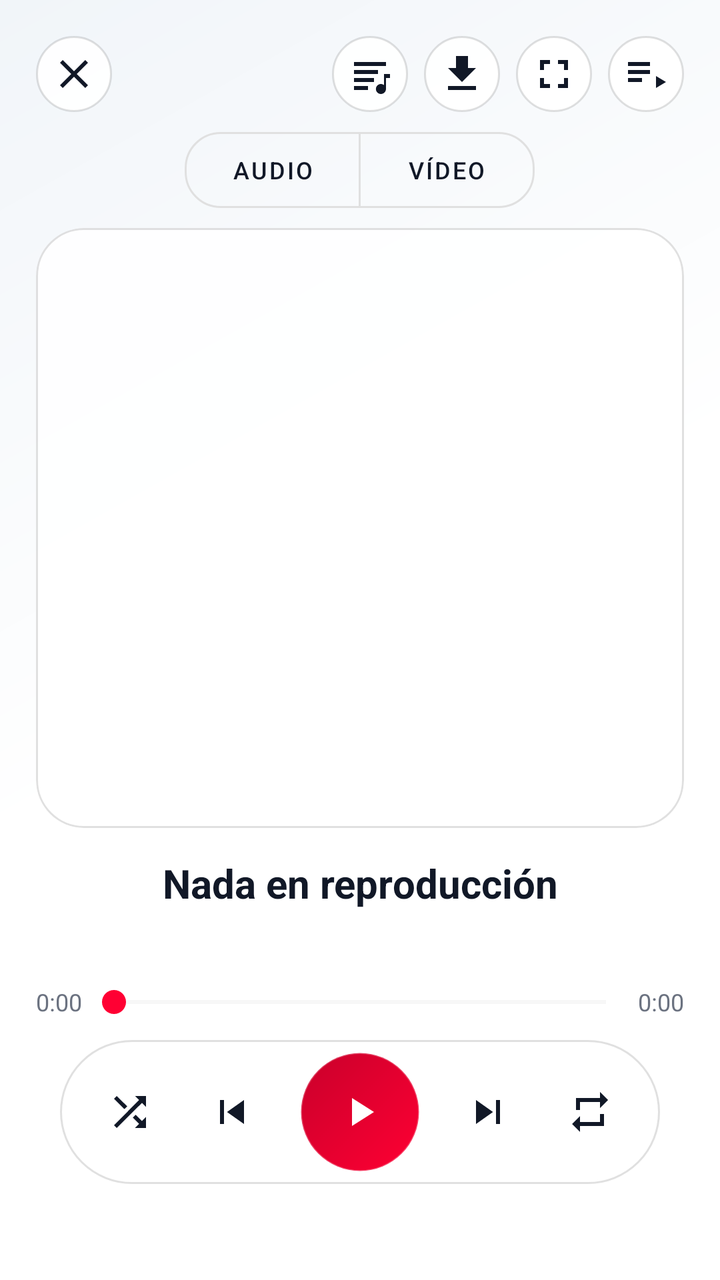
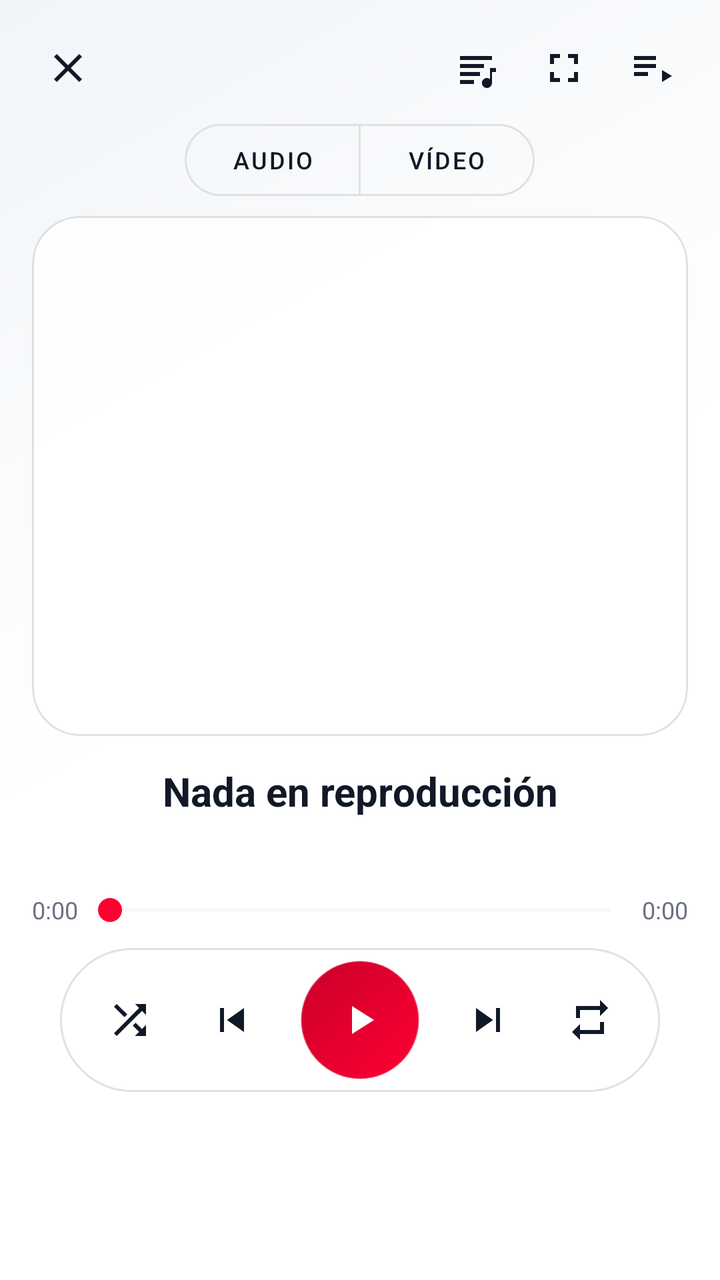

Screens rendered from an Android XML layout before and after an edit, with the pre-edit source and the edit as a unified diff.
<!-- AndroidManifest.xml: application theme Theme.SeldiaMusic -->
<!-- res/layout/fragment_player.xml -->
<?xml version="1.0" encoding="utf-8"?>
<androidx.constraintlayout.widget.ConstraintLayout xmlns:android="http://schemas.android.com/apk/res/android"
    xmlns:app="http://schemas.android.com/apk/res-auto"
    android:layout_width="match_parent"
    android:layout_height="match_parent"
    android:background="@drawable/bg_player_gradient">

    <androidx.core.widget.NestedScrollView
        android:id="@+id/scroll_view"
        android:layout_width="match_parent"
        android:layout_height="match_parent"
        android:fillViewport="true"
        android:scrollbars="none"
        app:layout_constraintTop_toTopOf="parent"
        app:layout_constraintBottom_toBottomOf="parent"
        app:layout_constraintStart_toStartOf="parent"
        app:layout_constraintEnd_toEndOf="parent">

        <LinearLayout
            android:id="@+id/player_content"
            android:layout_width="match_parent"
            android:layout_height="wrap_content"
            android:gravity="center_horizontal"
            android:orientation="vertical"
            android:padding="18dp">

            <LinearLayout
                android:id="@+id/header_row"
                android:layout_width="match_parent"
                android:layout_height="wrap_content"
                android:gravity="center_vertical"
                android:orientation="horizontal">

                <ImageButton
                    android:id="@+id/btn_close"
                    android:layout_width="38dp"
                    android:layout_height="38dp"
                    android:background="@drawable/bg_glass_pill"
                    android:contentDescription="@null"
                    android:padding="8dp"
                    android:src="@drawable/ic_close"
                    android:tint="@color/text_primary" />

                <Space
                    android:layout_width="0dp"
                    android:layout_height="1dp"
                    android:layout_weight="1" />

                <ImageButton
                    android:id="@+id/btn_lyrics"
                    android:layout_width="38dp"
                    android:layout_height="38dp"
                    android:layout_marginEnd="8dp"
                    android:background="@drawable/bg_glass_pill"
                    android:contentDescription="@string/lyrics_button"
                    android:padding="8dp"
                    android:src="@drawable/ic_lyrics"
                    android:tint="@color/text_primary" />

                <ProgressBar
                    android:id="@+id/progress_download"
                    android:layout_width="22dp"
                    android:layout_height="22dp"
                    android:layout_marginEnd="8dp"
                    android:indeterminateTint="?attr/accentPrimary"
                    android:visibility="gone" />

                <ImageButton
                    android:id="@+id/btn_download"
                    android:layout_width="38dp"
                    android:layout_height="38dp"
                    android:layout_marginEnd="8dp"
                    android:background="@drawable/bg_glass_pill"
                    android:contentDescription="@string/download_track"
                    android:padding="8dp"
                    android:src="@drawable/ic_download"
                    android:tint="@color/text_primary" />

                <ImageButton
                    android:id="@+id/btn_fullscreen"
                    android:layout_width="38dp"
                    android:layout_height="38dp"
                    android:layout_marginEnd="8dp"
                    android:background="@drawable/bg_glass_pill"
                    android:contentDescription="@string/fullscreen"
                    android:padding="8dp"
                    android:src="@drawable/ic_fullscreen"
                    android:tint="@color/text_primary" />

                <ImageButton
                    android:id="@+id/btn_queue"
                    android:layout_width="38dp"
                    android:layout_height="38dp"
                    android:background="@drawable/bg_glass_pill"
                    android:contentDescription="@null"
                    android:padding="8dp"
                    android:src="@drawable/ic_queue"
                    android:tint="@color/text_primary" />
            </LinearLayout>

            <com.google.android.material.button.MaterialButtonToggleGroup
                android:id="@+id/mode_toggle"
                android:layout_width="wrap_content"
                android:layout_height="wrap_content"
                android:layout_marginTop="10dp"
                app:selectionRequired="true"
                app:singleSelection="true">

                <com.google.android.material.button.MaterialButton
                    android:id="@+id/btn_mode_audio"
                    style="?attr/materialButtonOutlinedStyle"
                    android:layout_width="wrap_content"
                    android:layout_height="38dp"
                    android:insetTop="0dp"
                    android:insetBottom="0dp"
                    android:text="@string/mode_audio"
                    android:textColor="@color/text_primary"
                    android:textSize="12sp"
                    app:cornerRadius="18dp"
                    app:strokeColor="@color/glass_stroke" />

                <com.google.android.material.button.MaterialButton
                    android:id="@+id/btn_mode_video"
                    style="?attr/materialButtonOutlinedStyle"
                    android:layout_width="wrap_content"
                    android:layout_height="38dp"
                    android:insetTop="0dp"
                    android:insetBottom="0dp"
                    android:text="@string/mode_video"
                    android:textColor="@color/text_primary"
                    android:textSize="12sp"
                    app:cornerRadius="18dp"
                    app:strokeColor="@color/glass_stroke" />
            </com.google.android.material.button.MaterialButtonToggleGroup>

            
            <com.google.android.material.card.MaterialCardView
                android:id="@+id/artwork_card"
                android:layout_width="match_parent"
                android:layout_height="300dp"
                android:layout_marginTop="10dp"
                app:cardBackgroundColor="@color/glass_card"
                app:cardCornerRadius="24dp"
                app:cardElevation="0dp"
                app:strokeColor="@color/glass_stroke"
                app:strokeWidth="1dp">

                <ImageView
                    android:id="@+id/iv_artwork"
                    android:layout_width="match_parent"
                    android:layout_height="match_parent"
                    android:adjustViewBounds="true"
                    android:contentDescription="@null"
                    android:scaleType="centerCrop" />
            </com.google.android.material.card.MaterialCardView>

            <FrameLayout
                android:id="@+id/video_container"
                android:layout_width="match_parent"
                android:layout_height="300dp"
                android:layout_marginTop="10dp"
                android:background="@android:color/black"
                android:visibility="gone">

                <androidx.media3.ui.PlayerView
                    android:id="@+id/video_view"
                    android:layout_width="match_parent"
                    android:layout_height="match_parent"
                    app:resize_mode="fit"
                    app:show_timeout="3000"
                    app:use_controller="true" />

                <ImageButton
                    android:id="@+id/btn_fullscreen_exit"
                    android:layout_width="46dp"
                    android:layout_height="46dp"
                    android:layout_gravity="top|end"
                    android:layout_margin="12dp"
                    android:background="@drawable/bg_glass_pill"
                    android:contentDescription="@string/fullscreen_exit"
                    android:elevation="8dp"
                    android:padding="10dp"
                    android:src="@drawable/ic_fullscreen_exit"
                    android:tint="@color/text_primary"
                    android:visibility="gone" />
            </FrameLayout>

            <LinearLayout
                android:id="@+id/info_block"
                android:layout_width="match_parent"
                android:layout_height="wrap_content"
                android:orientation="vertical">

                <TextView
                    android:id="@+id/tv_title"
                    android:layout_width="match_parent"
                    android:layout_height="wrap_content"
                    android:layout_marginTop="14dp"
                    android:ellipsize="end"
                    android:gravity="center"
                    android:maxLines="2"
                    android:text="@string/nothing_playing"
                    android:textColor="@color/text_primary"
                    android:textSize="20sp"
                    android:textStyle="bold" />

                <TextView
                    android:id="@+id/tv_artist"
                    android:layout_width="match_parent"
                    android:layout_height="wrap_content"
                    android:layout_marginTop="4dp"
                    android:ellipsize="end"
                    android:gravity="center"
                    android:maxLines="1"
                    android:textColor="@color/text_secondary"
                    android:textSize="14sp" />
            </LinearLayout>

            <LinearLayout
                android:id="@+id/seek_row"
                android:layout_width="match_parent"
                android:layout_height="wrap_content"
                android:layout_marginTop="14dp"
                android:gravity="center_vertical"
                android:orientation="horizontal">

                <TextView
                    android:id="@+id/tv_position"
                    android:layout_width="wrap_content"
                    android:layout_height="wrap_content"
                    android:text="0:00"
                    android:textColor="@color/text_secondary"
                    android:textSize="12sp" />

                <SeekBar
                    android:id="@+id/seek_bar"
                    android:layout_width="0dp"
                    android:layout_height="wrap_content"
                    android:layout_weight="1"
                    android:progressBackgroundTint="@color/glass_stroke"
                    android:progressTint="?attr/accentPrimary"
                    android:thumbTint="?attr/accentPrimary" />

                <TextView
                    android:id="@+id/tv_duration"
                    android:layout_width="wrap_content"
                    android:layout_height="wrap_content"
                    android:text="0:00"
                    android:textColor="@color/text_secondary"
                    android:textSize="12sp" />
            </LinearLayout>

            <LinearLayout
                android:id="@+id/controls_row"
                android:layout_width="wrap_content"
                android:layout_height="wrap_content"
                android:layout_marginTop="10dp"
                android:background="@drawable/bg_glass_pill"
                android:gravity="center_vertical"
                android:orientation="horizontal"
                android:paddingStart="14dp"
                android:paddingEnd="14dp"
                android:paddingTop="6dp"
                android:paddingBottom="6dp">

                <ImageButton
                    android:id="@+id/btn_shuffle"
                    android:layout_width="42dp"
                    android:layout_height="42dp"
                    android:background="?attr/selectableItemBackgroundBorderless"
                    android:contentDescription="@null"
                    android:src="@drawable/ic_shuffle"
                    android:tint="@color/text_primary" />

                <ImageButton
                    android:id="@+id/btn_prev"
                    android:layout_width="48dp"
                    android:layout_height="48dp"
                    android:layout_marginStart="6dp"
                    android:background="?attr/selectableItemBackgroundBorderless"
                    android:contentDescription="@null"
                    android:src="@drawable/ic_prev"
                    android:tint="@color/text_primary" />

                <ImageButton
                    android:id="@+id/btn_play_pause"
                    android:layout_width="60dp"
                    android:layout_height="60dp"
                    android:layout_marginStart="10dp"
                    android:layout_marginEnd="10dp"
                    android:background="@drawable/bg_play_button"
                    android:contentDescription="@null"
                    android:padding="14dp"
                    android:src="@drawable/ic_play"
                    android:tint="@android:color/white" />

                <ImageButton
                    android:id="@+id/btn_next"
                    android:layout_width="48dp"
                    android:layout_height="48dp"
                    android:background="?attr/selectableItemBackgroundBorderless"
                    android:contentDescription="@null"
                    android:src="@drawable/ic_next"
                    android:tint="@color/text_primary" />

                <ImageButton
                    android:id="@+id/btn_repeat"
                    android:layout_width="42dp"
                    android:layout_height="42dp"
                    android:layout_marginStart="6dp"
                    android:background="?attr/selectableItemBackgroundBorderless"
                    android:contentDescription="@null"
                    android:src="@drawable/ic_repeat"
                    android:tint="@color/text_primary" />
            </LinearLayout>

            <Space
                android:layout_width="match_parent"
                android:layout_height="24dp" />
        </LinearLayout>
    </androidx.core.widget.NestedScrollView>
</androidx.constraintlayout.widget.ConstraintLayout>
<!-- resources referenced by this layout -->
<resources>
  <color name="glass_card">#E6FFFFFF</color>
  <color name="glass_stroke">#1F000000</color>
  <color name="text_primary">#111827</color>
  <color name="text_secondary">#6B7280</color>
  <!-- drawable ic_download (drawable) -->
  <?xml version="1.0" encoding="utf-8"?>
  <vector xmlns:android="http://schemas.android.com/apk/res/android"
      android:width="24dp"
      android:height="24dp"
      android:viewportWidth="24"
      android:viewportHeight="24">
      <path
          android:fillColor="@android:color/white"
          android:pathData="M19,9h-4V3H9v6H5l7,7 7,-7zM5,18v2h14v-2H5z" />
  </vector>
  <!-- drawable ic_play (drawable) -->
  <vector xmlns:android="http://schemas.android.com/apk/res/android"
      android:width="24dp" android:height="24dp"
      android:viewportWidth="24" android:viewportHeight="24">
      <path android:fillColor="#FFFFFFFF" android:pathData="M8,5v14l11,-7z" />
  </vector>
  <string name="download_track">Descargar</string>
  <string name="fullscreen">Pantalla completa</string>
  <string name="fullscreen_exit">Salir de pantalla completa</string>
  <string name="lyrics_button">Letra</string>
  <string name="mode_audio">Audio</string>
  <string name="mode_video">Vídeo</string>
  <string name="nothing_playing">Nada en reproducción</string>
  <color name="glass_surface_high">#F2FFFFFF</color>
  <color name="surface_high">#F1F5F9</color>
  <color name="background">#FFFFFF</color>
  <color name="primary">#FF0033</color>
  <color name="on_primary">#FFFFFF</color>
  <color name="accent_secondary">#FF4D6D</color>
  <color name="surface">#FFFFFF</color>
  <color name="accent_red">#FF0033</color>
  <color name="accent_red_soft">#33FF0033</color>
  <color name="accent_red_secondary">#FF4D6D</color>
  <color name="accent_red_dark">#C9002B</color>
  <color name="sidebar_bg">#F8FAFC</color>
  <style name="ThemeOverlay.SeldiaMusic.Dialog" parent="ThemeOverlay.MaterialComponents.MaterialAlertDialog">
          <item name="colorSurface">@color/surface_high</item>
          <item name="colorOnSurface">@color/text_primary</item>
          <item name="colorPrimary">?attr/accentPrimary</item>
      </style>
  <style name="Widget.SeldiaMusic.BottomSheet" parent="Widget.MaterialComponents.BottomSheet.Modal">
          <item name="backgroundTint">@android:color/transparent</item>
      </style>
  <!-- unchanged entries left out for length: 14 -->
</resources>

<!-- the commit's change to res/layout/fragment_player.xml (unified diff, before → after) -->
@@ -22,7 +22,7 @@
             android:layout_height="wrap_content"
             android:gravity="center_horizontal"
             android:orientation="vertical"
-            android:padding="18dp">
+            android:padding="16dp">
 
             <LinearLayout
                 android:id="@+id/header_row"
@@ -33,13 +33,15 @@
 
                 <ImageButton
                     android:id="@+id/btn_close"
-                    android:layout_width="38dp"
-                    android:layout_height="38dp"
-                    android:background="@drawable/bg_glass_pill"
+                    android:layout_width="36dp"
+                    android:layout_height="36dp"
+                    android:background="@drawable/bg_tv_focus_pill"
                     android:contentDescription="@null"
                     android:padding="8dp"
                     android:src="@drawable/ic_close"
-                    android:tint="@color/text_primary" />
+                    android:tint="@color/text_primary"
+                    android:focusable="true"
+                    android:focusableInTouchMode="false" />
 
                 <Space
                     android:layout_width="0dp"
@@ -48,54 +50,43 @@
 
                 <ImageButton
                     android:id="@+id/btn_lyrics"
-                    android:layout_width="38dp"
-                    android:layout_height="38dp"
+                    android:layout_width="36dp"
+                    android:layout_height="36dp"
                     android:layout_marginEnd="8dp"
-                    android:background="@drawable/bg_glass_pill"
+                    android:background="@drawable/bg_tv_focus_pill"
                     android:contentDescription="@string/lyrics_button"
                     android:padding="8dp"
                     android:src="@drawable/ic_lyrics"
-                    android:tint="@color/text_primary" />
-
-                <ProgressBar
-                    android:id="@+id/progress_download"
-                    android:layout_width="22dp"
-                    android:layout_height="22dp"
+                    android:tint="@color/text_primary"
+                    android:focusable="true"
+                    android:focusableInTouchMode="false" />
+
+
+
+                <ImageButton
+                    android:id="@+id/btn_fullscreen"
+                    android:layout_width="36dp"
+                    android:layout_height="36dp"
                     android:layout_marginEnd="8dp"
-                    android:indeterminateTint="?attr/accentPrimary"
-                    android:visibility="gone" />
-
-                <ImageButton
-                    android:id="@+id/btn_download"
-                    android:layout_width="38dp"
-                    android:layout_height="38dp"
-                    android:layout_marginEnd="8dp"
-                    android:background="@drawable/bg_glass_pill"
-                    android:contentDescription="@string/download_track"
-                    android:padding="8dp"
-                    android:src="@drawable/ic_download"
-                    android:tint="@color/text_primary" />
-
-                <ImageButton
-                    android:id="@+id/btn_fullscreen"
-                    android:layout_width="38dp"
-                    android:layout_height="38dp"
-                    android:layout_marginEnd="8dp"
-                    android:background="@drawable/bg_glass_pill"
+                    android:background="@drawable/bg_tv_focus_pill"
                     android:contentDescription="@string/fullscreen"
                     android:padding="8dp"
                     android:src="@drawable/ic_fullscreen"
-                    android:tint="@color/text_primary" />
+                    android:tint="@color/text_primary"
+                    android:focusable="true"
+                    android:focusableInTouchMode="false" />
 
                 <ImageButton
                     android:id="@+id/btn_queue"
-                    android:layout_width="38dp"
-                    android:layout_height="38dp"
-                    android:background="@drawable/bg_glass_pill"
+                    android:layout_width="36dp"
+                    android:layout_height="36dp"
+                    android:background="@drawable/bg_tv_focus_pill"
                     android:contentDescription="@null"
                     android:padding="8dp"
                     android:src="@drawable/ic_queue"
-                    android:tint="@color/text_primary" />
+                    android:tint="@color/text_primary"
+                    android:focusable="true"
+                    android:focusableInTouchMode="false" />
             </LinearLayout>
 
             <com.google.android.material.button.MaterialButtonToggleGroup
@@ -110,7 +101,7 @@
                     android:id="@+id/btn_mode_audio"
                     style="?attr/materialButtonOutlinedStyle"
                     android:layout_width="wrap_content"
-                    android:layout_height="38dp"
+                    android:layout_height="36dp"
                     android:insetTop="0dp"
                     android:insetBottom="0dp"
                     android:text="@string/mode_audio"
@@ -123,7 +114,7 @@
                     android:id="@+id/btn_mode_video"
                     style="?attr/materialButtonOutlinedStyle"
                     android:layout_width="wrap_content"
-                    android:layout_height="38dp"
+                    android:layout_height="36dp"
                     android:insetTop="0dp"
                     android:insetBottom="0dp"
                     android:text="@string/mode_video"
@@ -137,7 +128,7 @@
             <com.google.android.material.card.MaterialCardView
                 android:id="@+id/artwork_card"
                 android:layout_width="match_parent"
-                android:layout_height="300dp"
+                android:layout_height="260dp"
                 android:layout_marginTop="10dp"
                 app:cardBackgroundColor="@color/glass_card"
                 app:cardCornerRadius="24dp"
@@ -157,7 +148,7 @@
             <FrameLayout
                 android:id="@+id/video_container"
                 android:layout_width="match_parent"
-                android:layout_height="300dp"
+                android:layout_height="260dp"
                 android:layout_marginTop="10dp"
                 android:background="@android:color/black"
                 android:visibility="gone">
@@ -176,13 +167,15 @@
                     android:layout_height="46dp"
                     android:layout_gravity="top|end"
                     android:layout_margin="12dp"
-                    android:background="@drawable/bg_glass_pill"
+                    android:background="@drawable/bg_tv_focus_pill"
                     android:contentDescription="@string/fullscreen_exit"
                     android:elevation="8dp"
                     android:padding="10dp"
                     android:src="@drawable/ic_fullscreen_exit"
                     android:tint="@color/text_primary"
-                    android:visibility="gone" />
+                    android:visibility="gone"
+                    android:focusable="true"
+                    android:focusableInTouchMode="false" />
             </FrameLayout>
 
             <LinearLayout
@@ -267,20 +260,24 @@
                     android:id="@+id/btn_shuffle"
                     android:layout_width="42dp"
                     android:layout_height="42dp"
-                    android:background="?attr/selectableItemBackgroundBorderless"
+                    android:background="@drawable/bg_tv_focus_pill"
                     android:contentDescription="@null"
                     android:src="@drawable/ic_shuffle"
-                    android:tint="@color/text_primary" />
+                    android:tint="@color/text_primary"
+                    android:focusable="true"
+                    android:focusableInTouchMode="false" />
 
                 <ImageButton
                     android:id="@+id/btn_prev"
                     android:layout_width="48dp"
                     android:layout_height="48dp"
                     android:layout_marginStart="6dp"
-                    android:background="?attr/selectableItemBackgroundBorderless"
+                    android:background="@drawable/bg_tv_focus_pill"
                     android:contentDescription="@null"
                     android:src="@drawable/ic_prev"
-                    android:tint="@color/text_primary" />
+                    android:tint="@color/text_primary"
+                    android:focusable="true"
+                    android:focusableInTouchMode="false" />
 
                 <ImageButton
                     android:id="@+id/btn_play_pause"
@@ -292,26 +289,32 @@
                     android:contentDescription="@null"
                     android:padding="14dp"
                     android:src="@drawable/ic_play"
-                    android:tint="@android:color/white" />
+                    android:tint="@android:color/white"
+                    android:focusable="true"
+                    android:focusableInTouchMode="false" />
 
                 <ImageButton
                     android:id="@+id/btn_next"
                     android:layout_width="48dp"
                     android:layout_height="48dp"
-                    android:background="?attr/selectableItemBackgroundBorderless"
+                    android:background="@drawable/bg_tv_focus_pill"
                     android:contentDescription="@null"
                     android:src="@drawable/ic_next"
-                    android:tint="@color/text_primary" />
+                    android:tint="@color/text_primary"
+                    android:focusable="true"
+                    android:focusableInTouchMode="false" />
 
                 <ImageButton
                     android:id="@+id/btn_repeat"
                     android:layout_width="42dp"
                     android:layout_height="42dp"
                     android:layout_marginStart="6dp"
-                    android:background="?attr/selectableItemBackgroundBorderless"
+                    android:background="@drawable/bg_tv_focus_pill"
                     android:contentDescription="@null"
                     android:src="@drawable/ic_repeat"
-                    android:tint="@color/text_primary" />
+                    android:tint="@color/text_primary"
+                    android:focusable="true"
+                    android:focusableInTouchMode="false" />
             </LinearLayout>
 
             <Space
<!-- resource entries referenced after the edit -->
@@ -4,24 +4,69 @@
   <color name="glass_stroke">#1F000000</color>
   <color name="text_primary">#111827</color>
   <color name="text_secondary">#6B7280</color>
-  <!-- drawable ic_download (drawable) -->
+  <!-- drawable bg_tv_focus_pill (drawable) -->
   <?xml version="1.0" encoding="utf-8"?>
-  <vector xmlns:android="http://schemas.android.com/apk/res/android"
-      android:width="24dp"
-      android:height="24dp"
-      android:viewportWidth="24"
-      android:viewportHeight="24">
-      <path
-          android:fillColor="@android:color/white"
-          android:pathData="M19,9h-4V3H9v6H5l7,7 7,-7zM5,18v2h14v-2H5z" />
-  </vector>
+  <selector xmlns:android="http://schemas.android.com/apk/res/android">
+      <item android:state_focused="true">
+          <layer-list>
+              <item>
+                  <shape android:shape="rectangle">
+                      <solid android:color="?attr/accentSoft" />
+                      <corners android:radius="22dp" />
+                  </shape>
+              </item>
+              <item>
+                  <shape android:shape="rectangle">
+                      <solid android:color="#40FFFFFF" />
+                      <corners android:radius="22dp" />
+                  </shape>
+              </item>
+              <item>
+                  <shape android:shape="rectangle">
+                      <solid android:color="@android:color/transparent" />
+                      <corners android:radius="22dp" />
+                      <stroke
+                          android:width="5dp"
+                          android:color="#FFFFFF" />
+                  </shape>
+              </item>
+              <item>
+                  <shape android:shape="rectangle">
+                      <solid android:color="@android:color/transparent" />
+                      <corners android:radius="22dp" />
+                      <stroke
+                          android:width="2dp"
+                          android:color="?attr/accentPrimary" />
+                  </shape>
+              </item>
+          </layer-list>
+      </item>
+      <item android:state_pressed="true">
+          <layer-list>
+              <item>
+                  <shape android:shape="rectangle">
+                      <solid android:color="#55FFFFFF" />
+                      <corners android:radius="22dp" />
+                  </shape>
+              </item>
+          </layer-list>
+      </item>
+      <item>
+          <layer-list>
+              <item>
+                  <shape android:shape="rectangle">
+                      <solid android:color="#00000000" />
+                  </shape>
+              </item>
+          </layer-list>
+      </item>
+  </selector>
   <!-- drawable ic_play (drawable) -->
   <vector xmlns:android="http://schemas.android.com/apk/res/android"
       android:width="24dp" android:height="24dp"
       android:viewportWidth="24" android:viewportHeight="24">
       <path android:fillColor="#FFFFFFFF" android:pathData="M8,5v14l11,-7z" />
   </vector>
-  <string name="download_track">Descargar</string>
   <string name="fullscreen">Pantalla completa</string>
   <string name="fullscreen_exit">Salir de pantalla completa</string>
   <string name="lyrics_button">Letra</string>
